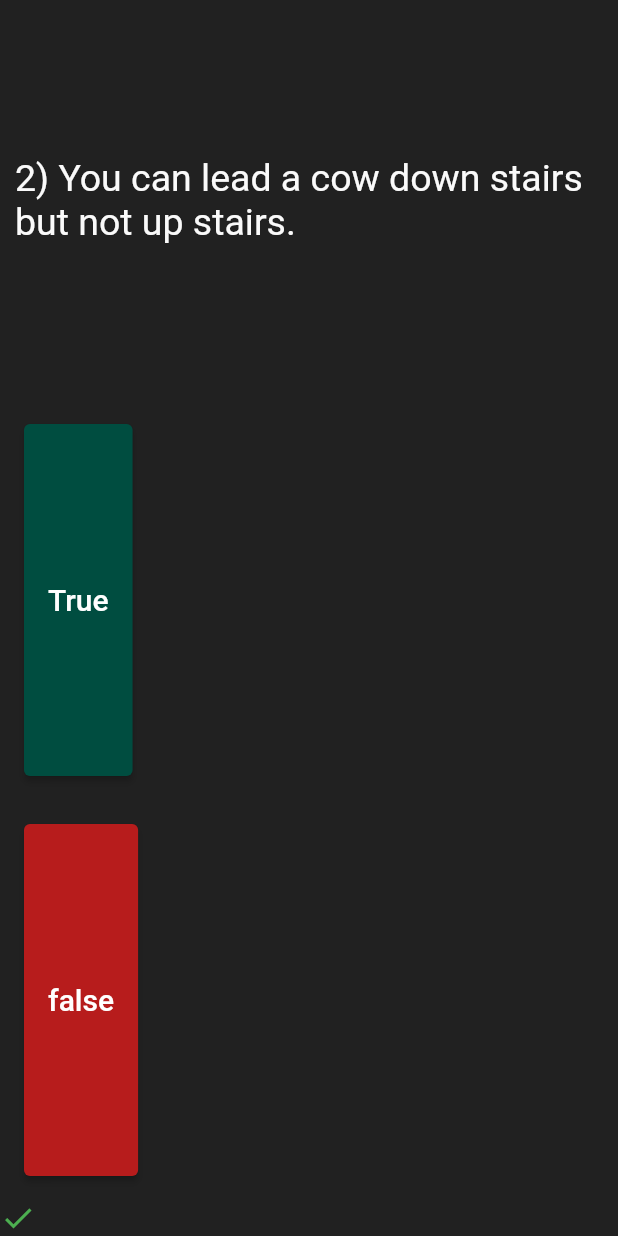
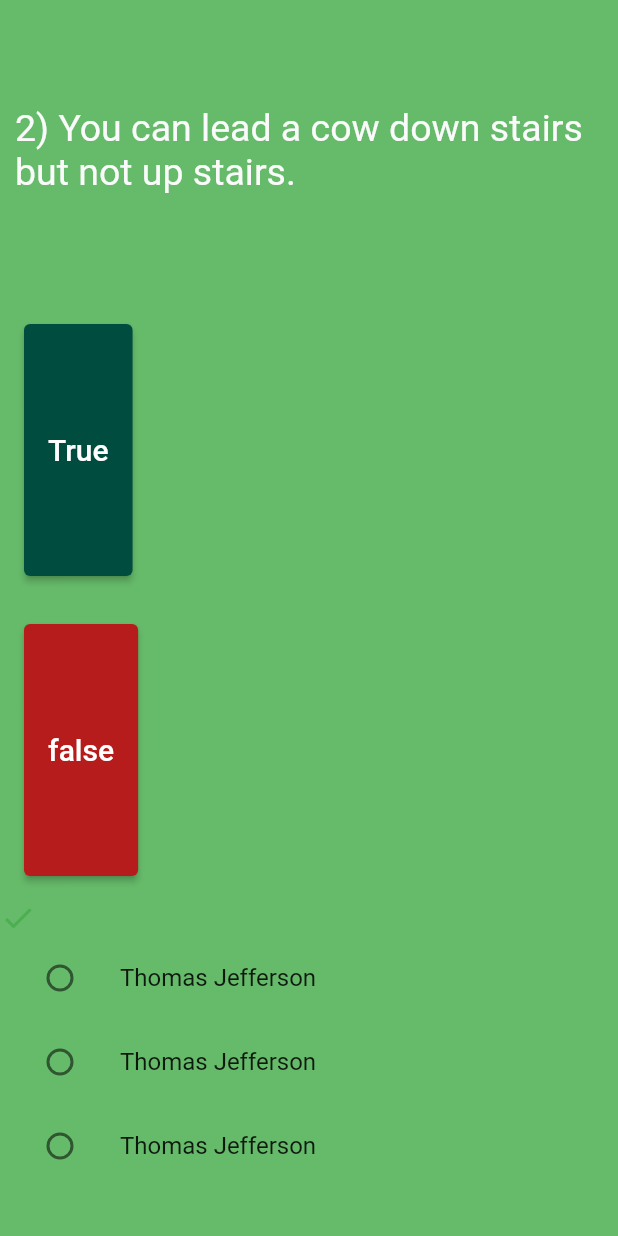
Before and after one commit to HabibOsamaAbuHmaidan/gsg_flutter_add, a Flutter app: the screen it shows after launch, after a tap on "True", on a phone screen of 412 x 824 dp. Run offline on Flutter 3.47's test engine with Material 2 defaults, Android fonts, the phone set to English and light mode, and no system bars; our stand-ins replace rflutter_alert.

Commit message:
-fix last answer feedback

```diff
--- a/lib/main.dart
+++ b/lib/main.dart
@@ -1,3 +1,5 @@
+import 'dart:async';
+
 import 'package:flutter/cupertino.dart';
 import 'package:flutter/material.dart';
 import 'package:gsg_flutter/question.dart';
@@ -34,16 +36,9 @@ class _QuizpageState extends State<Quizpage> {
   QuizBrint quizBrint = QuizBrint();
 
   List<Widget> scorekeeper = [];
+  int? _choice;
 
   void checkAnswer(bool userChoice) {
-    if (quizBrint.isFinished()) {
-      print("Finished");
-      Alert(context: context, title: "FINISHRD", desc: "you are done.").show();
-      setState(() {
-        quizBrint.reset();
-        scorekeeper.clear();
-      });
-    } else {
     bool correctAnwer = quizBrint.getquestionAnswer();
     setState(() {
       if (correctAnwer = userChoice) {
@@ -54,8 +49,20 @@ class _QuizpageState extends State<Quizpage> {
       } else {
         scorekeeper.add(Icon(Icons.close, color: Colors.red));
       }
+    });
+
+    if (quizBrint.isFinished()) {
+      print("Finished");
+      Timer(Duration(seconds: 2), () {
+        Alert(context: context, title: "FINISHRD", desc: "you are done.")
+            .show();
+        setState(() {
+          quizBrint.reset();
+          scorekeeper.clear();
+        });
+      });
+    } else {
       quizBrint.nextQuestion();
-      });
     }
   }
 
@@ -64,7 +71,7 @@ class _QuizpageState extends State<Quizpage> {
     return MaterialApp(
       home: SafeArea(
         child: Scaffold(
-          backgroundColor: Colors.black87,
+          backgroundColor: Colors.green.shade400,
           body: Column(
             mainAxisAlignment: MainAxisAlignment.spaceBetween,
             crossAxisAlignment: CrossAxisAlignment.start,
@@ -119,7 +126,53 @@ class _QuizpageState extends State<Quizpage> {
               // TODO: Add your own signing config for the release build.
               Wrap(
                 children: scorekeeper,
-              )
+              ),
+              Expanded(
+                child: Column(
+                  children: [
+                    ListTile(
+                      title: const Text('Thomas Jefferson'),
+                      leading: Radio<int>(
+                        value: 1,
+                        groupValue: _choice,
+                        onChanged: (value) {
+                          print(value);
+
+                          setState(() {
+                            _choice = value;
+                          });
+                        },
+                      ),
+                    ),
+                    ListTile(
+                      title: const Text('Thomas Jefferson'),
+                      leading: Radio<int>(
+                        value: 2,
+                        groupValue: _choice,
+                        onChanged: (value) {
+                          print(value);
+                          setState(() {
+                            _choice = value;
+                          });
+                        },
+                      ),
+                    ),
+                    ListTile(
+                      title: const Text('Thomas Jefferson'),
+                      leading: Radio<int>(
+                        value: 3,
+                        groupValue: _choice,
+                        onChanged: (value) {
+                          print(value);
+                          setState(() {
+                            _choice = value;
+                          });
+                        },
+                      ),
+                    ),
+                  ],
+                ),
+              ),
             ],
           ),
         ),
```
Lines whose indentation alone changed are shown as unchanged.
